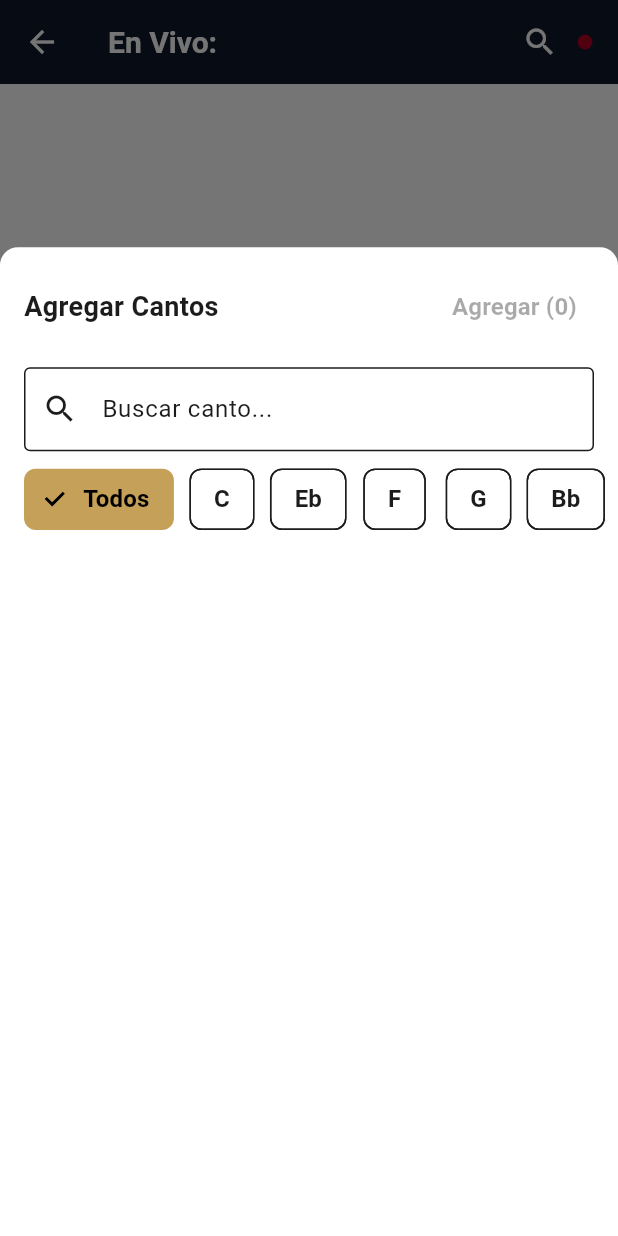
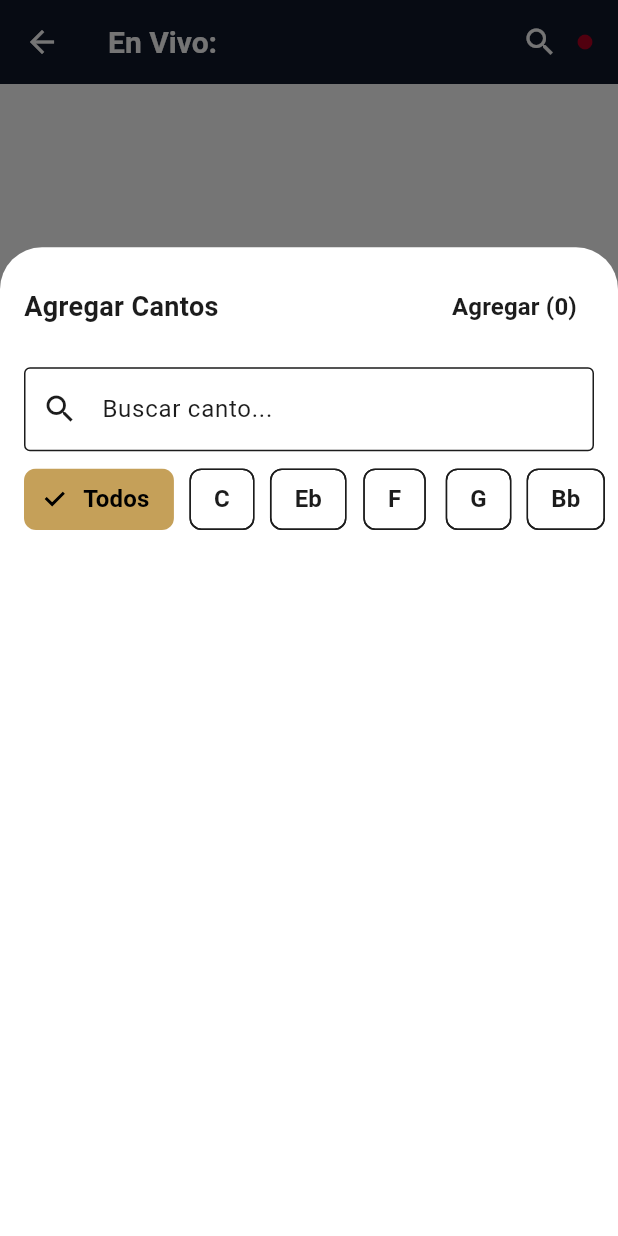
Before and after one commit to hugoqui/scores_lyrics, a Flutter app: the LiveScreen screen opened directly with empty values, after a tap on the "search" icon, on a phone screen of 412 x 824 dp. Run offline on Flutter 3.47's test engine with Material 3 defaults, Android fonts, the phone set to English and light mode, and no system bars; our stand-ins replace device_info_plus, dio, flutter_riverpod, flutter_svg, get_it, just_audio and 4 more; accounts and stored records are empty; network calls fail.

Commit message:
add song - modal darkmode fixed

```diff
--- a/new_symphony/lib/features/home/ui/live_screen.dart
+++ b/new_symphony/lib/features/home/ui/live_screen.dart
@@ -143,7 +143,6 @@ class _LiveScreenState extends ConsumerState<LiveScreen> {
       showModalBottomSheet(
         context: context,
         isScrollControlled: true,
-        backgroundColor: Colors.transparent,
         builder: (context) => StatefulBuilder(
           builder: (context, setModalState) {
             final filteredSongs = songs.where((s) {
@@ -162,7 +161,6 @@ class _LiveScreenState extends ConsumerState<LiveScreen> {
               expand: false,
               builder: (_, scrollController) => Container(
                 decoration: const BoxDecoration(
-                  color: AppColors.white,
                   borderRadius: BorderRadius.vertical(top: Radius.circular(AppDimensions.borderRadiusLarge)),
                 ),
                 child: Column(
@@ -174,13 +172,16 @@ class _LiveScreenState extends ConsumerState<LiveScreen> {
                           const Text('Agregar Cantos', style: TextStyle(fontWeight: FontWeight.bold, fontSize: 18)),
                           const Spacer(),
                           TextButton(
+                            style: TextButton.styleFrom(
+                              foregroundColor: Theme.of(context).colorScheme.onSurface,
+                            ),
                             onPressed: selectedTitles.isEmpty ? null : () {
                               for (final title in selectedTitles) {
                                 ref.read(liveProvider.notifier).addSongManual(title);
                               }
                               Navigator.pop(context);
                             },
-                            child: Text('Agregar (${selectedTitles.length})'),
+                            child: Text('Agregar (${selectedTitles.length})', style: TextStyle(color: Theme.of(context).colorScheme.onSurface),),
                           )
                         ],
                       ),
--- a/new_symphony/lib/features/my_lists/ui/my_list_detail_screen.dart
+++ b/new_symphony/lib/features/my_lists/ui/my_list_detail_screen.dart
@@ -128,6 +128,9 @@ class MyListDetailScreen extends ConsumerWidget {
                         const Text('Agregar Cantos', style: TextStyle(fontWeight: FontWeight.bold, fontSize: 18)),
                         const Spacer(),
                         TextButton(
+                          style: TextButton.styleFrom(
+                            foregroundColor: Theme.of(context).colorScheme.onSurface,
+                          ),
                           onPressed: selectedTitles.isEmpty ? null : () {
                             ref.read(myListsProvider.notifier).addSongsToList(listId, selectedTitles);
                             Navigator.pop(context);
```
Also changed, not shown: 2 other files.
